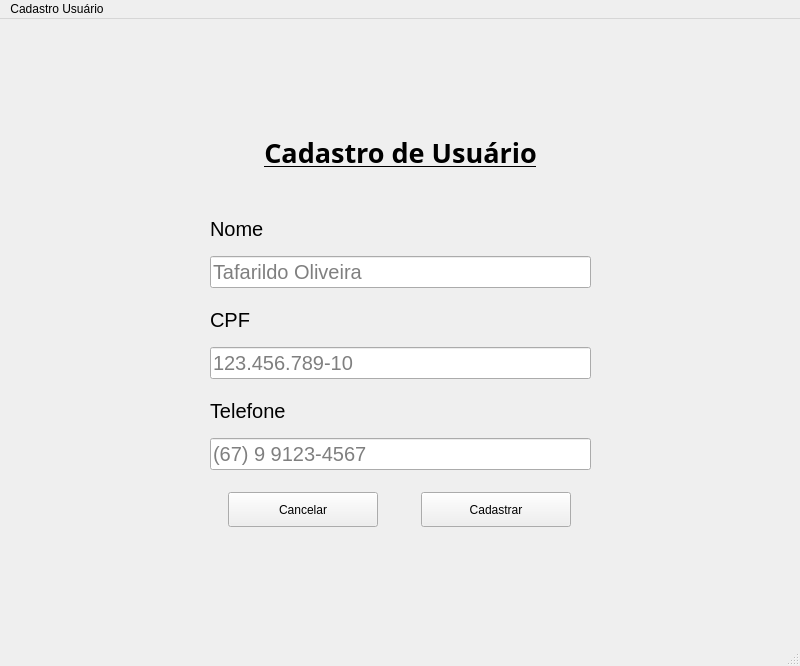
Vatreax/Senac, file Atividades em Sala/Python/Atividade Python - 05_11_2024/views/Cadastro de Usuario.ui: the form before one commit.
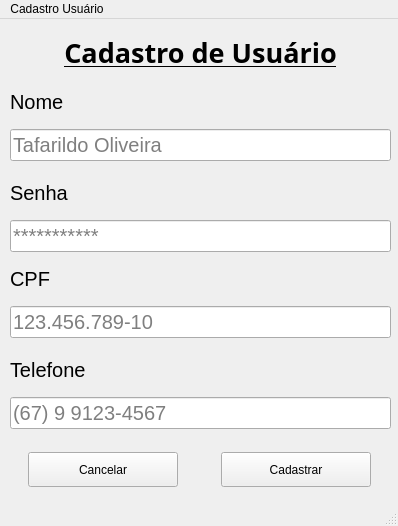
The form after the commit.

```diff
--- a/Atividades em Sala/Python/Atividade Python - 05_11_2024/views/Cadastro de Usuario.ui
+++ b/Atividades em Sala/Python/Atividade Python - 05_11_2024/views/Cadastro de Usuario.ui
@@ -6,8 +6,8 @@
    <rect>
     <x>0</x>
     <y>0</y>
-    <width>800</width>
-    <height>666</height>
+    <width>398</width>
+    <height>526</height>
    </rect>
   </property>
   <property name="windowTitle">
@@ -17,10 +17,10 @@
    <widget class="QWidget" name="verticalLayoutWidget_4">
     <property name="geometry">
      <rect>
-      <x>210</x>
-      <y>110</y>
+      <x>10</x>
+      <y>10</y>
       <width>381</width>
-      <height>341</height>
+      <height>400</height>
      </rect>
     </property>
     <layout class="QVBoxLayout" name="verticalLayout_4">
@@ -105,6 +105,33 @@
          <property name="topMargin">
           <number>5</number>
          </property>
+         <item>
+          <widget class="QLabel" name="Senha">
+           <property name="font">
+            <font>
+             <pointsize>15</pointsize>
+            </font>
+           </property>
+           <property name="text">
+            <string>Senha</string>
+           </property>
+          </widget>
+         </item>
+         <item>
+          <widget class="QLineEdit" name="Senha_Input">
+           <property name="font">
+            <font>
+             <pointsize>15</pointsize>
+            </font>
+           </property>
+           <property name="text">
+            <string/>
+           </property>
+           <property name="placeholderText">
+            <string>***********</string>
+           </property>
+          </widget>
+         </item>
          <item>
           <widget class="QLabel" name="label_2">
            <property name="font">
@@ -178,8 +205,8 @@
    <widget class="QWidget" name="horizontalLayoutWidget">
     <property name="geometry">
      <rect>
-      <x>210</x>
-      <y>460</y>
+      <x>10</x>
+      <y>420</y>
       <width>381</width>
       <height>61</height>
      </rect>
@@ -222,7 +249,7 @@
     <rect>
      <x>0</x>
      <y>0</y>
-     <width>800</width>
+     <width>398</width>
      <height>21</height>
     </rect>
    </property>
```
